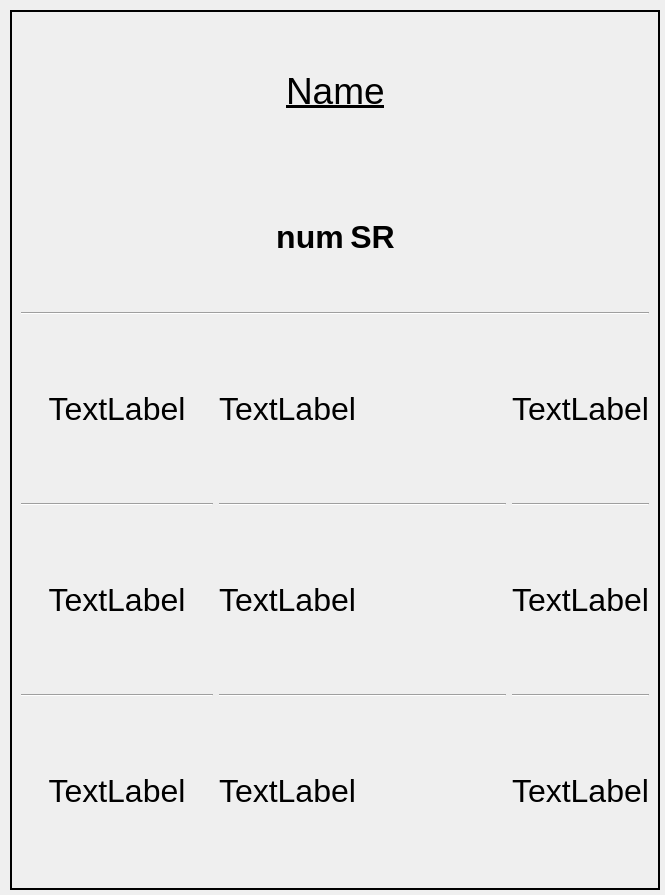
The window that QFleet/ListPrinter/qfp_strategycard.ui (RexOdonata/QFleet) describes before a commit, drawn with Qt 5.
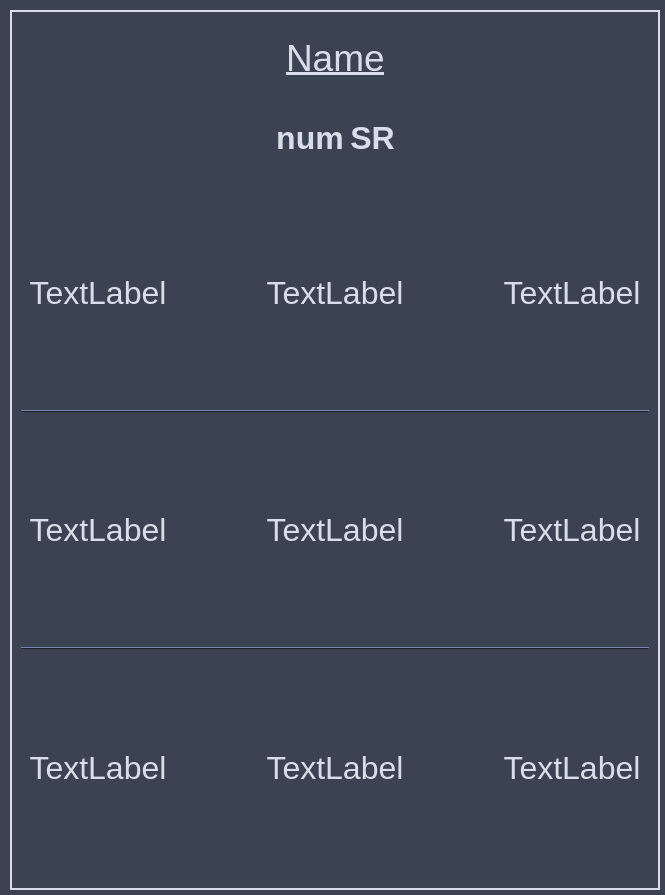
The same window after the commit.

The edit to the form file:
```diff
--- a/QFleet/ListPrinter/qfp_strategycard.ui
+++ b/QFleet/ListPrinter/qfp_strategycard.ui
@@ -10,9 +10,454 @@
     <height>895</height>
    </rect>
   </property>
+  <property name="palette">
+   <palette>
+    <active>
+     <colorrole role="WindowText">
+      <brush brushstyle="SolidPattern">
+       <color alpha="255">
+        <red>0</red>
+        <green>0</green>
+        <blue>0</blue>
+       </color>
+      </brush>
+     </colorrole>
+     <colorrole role="Button">
+      <brush brushstyle="SolidPattern">
+       <color alpha="255">
+        <red>255</red>
+        <green>255</green>
+        <blue>255</blue>
+       </color>
+      </brush>
+     </colorrole>
+     <colorrole role="Light">
+      <brush brushstyle="SolidPattern">
+       <color alpha="255">
+        <red>255</red>
+        <green>255</green>
+        <blue>255</blue>
+       </color>
+      </brush>
+     </colorrole>
+     <colorrole role="Midlight">
+      <brush brushstyle="SolidPattern">
+       <color alpha="255">
+        <red>255</red>
+        <green>255</green>
+        <blue>255</blue>
+       </color>
+      </brush>
+     </colorrole>
+     <colorrole role="Dark">
+      <brush brushstyle="SolidPattern">
+       <color alpha="255">
+        <red>127</red>
+        <green>127</green>
+        <blue>127</blue>
+       </color>
+      </brush>
+     </colorrole>
+     <colorrole role="Mid">
+      <brush brushstyle="SolidPattern">
+       <color alpha="255">
+        <red>170</red>
+        <green>170</green>
+        <blue>170</blue>
+       </color>
+      </brush>
+     </colorrole>
+     <colorrole role="Text">
+      <brush brushstyle="SolidPattern">
+       <color alpha="255">
+        <red>0</red>
+        <green>0</green>
+        <blue>0</blue>
+       </color>
+      </brush>
+     </colorrole>
+     <colorrole role="BrightText">
+      <brush brushstyle="SolidPattern">
+       <color alpha="255">
+        <red>255</red>
+        <green>255</green>
+        <blue>255</blue>
+       </color>
+      </brush>
+     </colorrole>
+     <colorrole role="ButtonText">
+      <brush brushstyle="SolidPattern">
+       <color alpha="255">
+        <red>0</red>
+        <green>0</green>
+        <blue>0</blue>
+       </color>
+      </brush>
+     </colorrole>
+     <colorrole role="Base">
+      <brush brushstyle="SolidPattern">
+       <color alpha="255">
+        <red>255</red>
+        <green>255</green>
+        <blue>255</blue>
+       </color>
+      </brush>
+     </colorrole>
+     <colorrole role="Window">
+      <brush brushstyle="SolidPattern">
+       <color alpha="255">
+        <red>255</red>
+        <green>255</green>
+        <blue>255</blue>
+       </color>
+      </brush>
+     </colorrole>
+     <colorrole role="Shadow">
+      <brush brushstyle="SolidPattern">
+       <color alpha="255">
+        <red>0</red>
+        <green>0</green>
+        <blue>0</blue>
+       </color>
+      </brush>
+     </colorrole>
+     <colorrole role="AlternateBase">
+      <brush brushstyle="SolidPattern">
+       <color alpha="255">
+        <red>255</red>
+        <green>255</green>
+        <blue>255</blue>
+       </color>
+      </brush>
+     </colorrole>
+     <colorrole role="ToolTipBase">
+      <brush brushstyle="SolidPattern">
+       <color alpha="255">
+        <red>255</red>
+        <green>255</green>
+        <blue>220</blue>
+       </color>
+      </brush>
+     </colorrole>
+     <colorrole role="ToolTipText">
+      <brush brushstyle="SolidPattern">
+       <color alpha="255">
+        <red>0</red>
+        <green>0</green>
+        <blue>0</blue>
+       </color>
+      </brush>
+     </colorrole>
+     <colorrole role="PlaceholderText">
+      <brush brushstyle="SolidPattern">
+       <color alpha="127">
+        <red>0</red>
+        <green>0</green>
+        <blue>0</blue>
+       </color>
+      </brush>
+     </colorrole>
+    </active>
+    <inactive>
+     <colorrole role="WindowText">
+      <brush brushstyle="SolidPattern">
+       <color alpha="255">
+        <red>216</red>
+        <green>222</green>
+        <blue>233</blue>
+       </color>
+      </brush>
+     </colorrole>
+     <colorrole role="Button">
+      <brush brushstyle="SolidPattern">
+       <color alpha="255">
+        <red>60</red>
+        <green>68</green>
+        <blue>84</blue>
+       </color>
+      </brush>
+     </colorrole>
+     <colorrole role="Light">
+      <brush brushstyle="SolidPattern">
+       <color alpha="255">
+        <red>30</red>
+        <green>34</green>
+        <blue>42</blue>
+       </color>
+      </brush>
+     </colorrole>
+     <colorrole role="Midlight">
+      <brush brushstyle="SolidPattern">
+       <color alpha="255">
+        <red>45</red>
+        <green>51</green>
+        <blue>63</blue>
+       </color>
+      </brush>
+     </colorrole>
+     <colorrole role="Dark">
+      <brush brushstyle="SolidPattern">
+       <color alpha="255">
+        <red>120</red>
+        <green>136</green>
+        <blue>168</blue>
+       </color>
+      </brush>
+     </colorrole>
+     <colorrole role="Mid">
+      <brush brushstyle="SolidPattern">
+       <color alpha="255">
+        <red>80</red>
+        <green>90</green>
+        <blue>112</blue>
+       </color>
+      </brush>
+     </colorrole>
+     <colorrole role="Text">
+      <brush brushstyle="SolidPattern">
+       <color alpha="255">
+        <red>216</red>
+        <green>222</green>
+        <blue>233</blue>
+       </color>
+      </brush>
+     </colorrole>
+     <colorrole role="BrightText">
+      <brush brushstyle="SolidPattern">
+       <color alpha="255">
+        <red>255</red>
+        <green>255</green>
+        <blue>255</blue>
+       </color>
+      </brush>
+     </colorrole>
+     <colorrole role="ButtonText">
+      <brush brushstyle="SolidPattern">
+       <color alpha="255">
+        <red>216</red>
+        <green>222</green>
+        <blue>233</blue>
+       </color>
+      </brush>
+     </colorrole>
+     <colorrole role="Base">
+      <brush brushstyle="SolidPattern">
+       <color alpha="255">
+        <red>67</red>
+        <green>76</green>
+        <blue>94</blue>
+       </color>
+      </brush>
+     </colorrole>
+     <colorrole role="Window">
+      <brush brushstyle="SolidPattern">
+       <color alpha="255">
+        <red>59</red>
+        <green>66</green>
+        <blue>82</blue>
+       </color>
+      </brush>
+     </colorrole>
+     <colorrole role="Shadow">
+      <brush brushstyle="SolidPattern">
+       <color alpha="255">
+        <red>118</red>
+        <green>118</green>
+        <blue>118</blue>
+       </color>
+      </brush>
+     </colorrole>
+     <colorrole role="AlternateBase">
+      <brush brushstyle="SolidPattern">
+       <color alpha="255">
+        <red>60</red>
+        <green>67</green>
+        <blue>83</blue>
+       </color>
+      </brush>
+     </colorrole>
+     <colorrole role="ToolTipBase">
+      <brush brushstyle="SolidPattern">
+       <color alpha="255">
+        <red>53</red>
+        <green>57</green>
+        <blue>69</blue>
+       </color>
+      </brush>
+     </colorrole>
+     <colorrole role="ToolTipText">
+      <brush brushstyle="SolidPattern">
+       <color alpha="255">
+        <red>211</red>
+        <green>218</green>
+        <blue>227</blue>
+       </color>
+      </brush>
+     </colorrole>
+     <colorrole role="PlaceholderText">
+      <brush brushstyle="SolidPattern">
+       <color alpha="128">
+        <red>0</red>
+        <green>0</green>
+        <blue>0</blue>
+       </color>
+      </brush>
+     </colorrole>
+    </inactive>
+    <disabled>
+     <colorrole role="WindowText">
+      <brush brushstyle="SolidPattern">
+       <color alpha="255">
+        <red>127</red>
+        <green>127</green>
+        <blue>127</blue>
+       </color>
+      </brush>
+     </colorrole>
+     <colorrole role="Button">
+      <brush brushstyle="SolidPattern">
+       <color alpha="255">
+        <red>255</red>
+        <green>255</green>
+        <blue>255</blue>
+       </color>
+      </brush>
+     </colorrole>
+     <colorrole role="Light">
+      <brush brushstyle="SolidPattern">
+       <color alpha="255">
+        <red>255</red>
+        <green>255</green>
+        <blue>255</blue>
+       </color>
+      </brush>
+     </colorrole>
+     <colorrole role="Midlight">
+      <brush brushstyle="SolidPattern">
+       <color alpha="255">
+        <red>255</red>
+        <green>255</green>
+        <blue>255</blue>
+       </color>
+      </brush>
+     </colorrole>
+     <colorrole role="Dark">
+      <brush brushstyle="SolidPattern">
+       <color alpha="255">
+        <red>127</red>
+        <green>127</green>
+        <blue>127</blue>
+       </color>
+      </brush>
+     </colorrole>
+     <colorrole role="Mid">
+      <brush brushstyle="SolidPattern">
+       <color alpha="255">
+        <red>170</red>
+        <green>170</green>
+        <blue>170</blue>
+       </color>
+      </brush>
+     </colorrole>
+     <colorrole role="Text">
+      <brush brushstyle="SolidPattern">
+       <color alpha="255">
+        <red>127</red>
+        <green>127</green>
+        <blue>127</blue>
+       </color>
+      </brush>
+     </colorrole>
+     <colorrole role="BrightText">
+      <brush brushstyle="SolidPattern">
+       <color alpha="255">
+        <red>255</red>
+        <green>255</green>
+        <blue>255</blue>
+       </color>
+      </brush>
+     </colorrole>
+     <colorrole role="ButtonText">
+      <brush brushstyle="SolidPattern">
+       <color alpha="255">
+        <red>127</red>
+        <green>127</green>
+        <blue>127</blue>
+       </color>
+      </brush>
+     </colorrole>
+     <colorrole role="Base">
+      <brush brushstyle="SolidPattern">
+       <color alpha="255">
+        <red>255</red>
+        <green>255</green>
+        <blue>255</blue>
+       </color>
+      </brush>
+     </colorrole>
+     <colorrole role="Window">
+      <brush brushstyle="SolidPattern">
+       <color alpha="255">
+        <red>255</red>
+        <green>255</green>
+        <blue>255</blue>
+       </color>
+      </brush>
+     </colorrole>
+     <colorrole role="Shadow">
+      <brush brushstyle="SolidPattern">
+       <color alpha="255">
+        <red>177</red>
+        <green>177</green>
+        <blue>177</blue>
+       </color>
+      </brush>
+     </colorrole>
+     <colorrole role="AlternateBase">
+      <brush brushstyle="SolidPattern">
+       <color alpha="255">
+        <red>60</red>
+        <green>67</green>
+        <blue>83</blue>
+       </color>
+      </brush>
+     </colorrole>
+     <colorrole role="ToolTipBase">
+      <brush brushstyle="SolidPattern">
+       <color alpha="255">
+        <red>53</red>
+        <green>57</green>
+        <blue>69</blue>
+       </color>
+      </brush>
+     </colorrole>
+     <colorrole role="ToolTipText">
+      <brush brushstyle="SolidPattern">
+       <color alpha="255">
+        <red>211</red>
+        <green>218</green>
+        <blue>227</blue>
+       </color>
+      </brush>
+     </colorrole>
+     <colorrole role="PlaceholderText">
+      <brush brushstyle="SolidPattern">
+       <color alpha="128">
+        <red>0</red>
+        <green>0</green>
+        <blue>0</blue>
+       </color>
+      </brush>
+     </colorrole>
+    </disabled>
+   </palette>
+  </property>
   <property name="windowTitle">
    <string>QFP_StrategyCard</string>
   </property>
+  <property name="styleSheet">
+   <string notr="true"/>
+  </property>
   <widget class="QFrame" name="frame">
    <property name="geometry">
     <rect>
@@ -33,7 +478,7 @@
    </property>
    <layout class="QGridLayout" name="gridLayout_2">
     <item row="0" column="0">
-     <layout class="QVBoxLayout" name="verticalLayout" stretch="1,1,0,4">
+     <layout class="QVBoxLayout" name="verticalLayout" stretch="1,1,3,0,3,0,3">
       <item>
        <layout class="QHBoxLayout" name="horizontalLayout_2">
         <item>
@@ -141,14 +586,7 @@
        </layout>
       </item>
       <item>
-       <widget class="Line" name="line_7">
-        <property name="orientation">
-         <enum>Qt::Horizontal</enum>
-        </property>
-       </widget>
-      </item>
-      <item>
-       <layout class="QGridLayout" name="gridLayout" columnstretch="2,3,1">
+       <layout class="QGridLayout" name="gridLayout_3" columnstretch="1,2,1,0">
         <item row="0" column="1">
          <widget class="QLabel" name="g1NameLabel">
           <property name="font">
@@ -160,58 +598,6 @@
            <string>TextLabel</string>
           </property>
           <property name="alignment">
-           <set>Qt::AlignLeading|Qt::AlignLeft|Qt::AlignVCenter</set>
-          </property>
-         </widget>
-        </item>
-        <item row="1" column="1">
-         <widget class="Line" name="line">
-          <property name="orientation">
-           <enum>Qt::Horizontal</enum>
-          </property>
-         </widget>
-        </item>
-        <item row="4" column="1">
-         <widget class="QLabel" name="g3NameLabel">
-          <property name="font">
-           <font>
-            <pointsize>24</pointsize>
-           </font>
-          </property>
-          <property name="text">
-           <string>TextLabel</string>
-          </property>
-          <property name="alignment">
-           <set>Qt::AlignLeading|Qt::AlignLeft|Qt::AlignVCenter</set>
-          </property>
-         </widget>
-        </item>
-        <item row="2" column="1">
-         <widget class="QLabel" name="g2NameLabel">
-          <property name="font">
-           <font>
-            <pointsize>24</pointsize>
-           </font>
-          </property>
-          <property name="text">
-           <string>TextLabel</string>
-          </property>
-          <property name="alignment">
-           <set>Qt::AlignLeading|Qt::AlignLeft|Qt::AlignVCenter</set>
-          </property>
-         </widget>
-        </item>
-        <item row="0" column="0">
-         <widget class="QLabel" name="g1NumLabel">
-          <property name="font">
-           <font>
-            <pointsize>24</pointsize>
-           </font>
-          </property>
-          <property name="text">
-           <string>TextLabel</string>
-          </property>
-          <property name="alignment">
            <set>Qt::AlignCenter</set>
           </property>
          </widget>
@@ -226,9 +612,38 @@
           <property name="text">
            <string>TextLabel</string>
           </property>
+          <property name="alignment">
+           <set>Qt::AlignCenter</set>
+          </property>
          </widget>
         </item>
-        <item row="2" column="0">
+        <item row="0" column="0">
+         <widget class="QLabel" name="g1NumLabel">
+          <property name="font">
+           <font>
+            <pointsize>24</pointsize>
+           </font>
+          </property>
+          <property name="text">
+           <string>TextLabel</string>
+          </property>
+          <property name="alignment">
+           <set>Qt::AlignCenter</set>
+          </property>
+         </widget>
+        </item>
+       </layout>
+      </item>
+      <item>
+       <widget class="Line" name="line">
+        <property name="orientation">
+         <enum>Qt::Horizontal</enum>
+        </property>
+       </widget>
+      </item>
+      <item>
+       <layout class="QGridLayout" name="gridLayout_4" columnstretch="1,2,1">
+        <item row="1" column="0">
          <widget class="QLabel" name="g2NumLabel">
           <property name="font">
            <font>
@@ -243,7 +658,22 @@
           </property>
          </widget>
         </item>
-        <item row="2" column="2">
+        <item row="1" column="1">
+         <widget class="QLabel" name="g2NameLabel">
+          <property name="font">
+           <font>
+            <pointsize>24</pointsize>
+           </font>
+          </property>
+          <property name="text">
+           <string>TextLabel</string>
+          </property>
+          <property name="alignment">
+           <set>Qt::AlignCenter</set>
+          </property>
+         </widget>
+        </item>
+        <item row="1" column="2">
          <widget class="QLabel" name="g2AdmiralLabel">
           <property name="font">
            <font>
@@ -253,24 +683,23 @@
           <property name="text">
            <string>TextLabel</string>
           </property>
-         </widget>
-        </item>
-        <item row="4" column="0">
-         <widget class="QLabel" name="g3NumLabel">
-          <property name="font">
-           <font>
-            <pointsize>24</pointsize>
-           </font>
-          </property>
-          <property name="text">
-           <string>TextLabel</string>
-          </property>
           <property name="alignment">
            <set>Qt::AlignCenter</set>
           </property>
          </widget>
         </item>
-        <item row="4" column="2">
+       </layout>
+      </item>
+      <item>
+       <widget class="Line" name="line_7">
+        <property name="orientation">
+         <enum>Qt::Horizontal</enum>
+        </property>
+       </widget>
+      </item>
+      <item>
+       <layout class="QGridLayout" name="gridLayout" columnstretch="1,2,1">
+        <item row="2" column="2">
          <widget class="QLabel" name="g3AdmiralLabel">
           <property name="font">
            <font>
@@ -280,40 +709,38 @@
           <property name="text">
            <string>TextLabel</string>
           </property>
-         </widget>
-        </item>
-        <item row="3" column="1">
-         <widget class="Line" name="line_2">
-          <property name="orientation">
-           <enum>Qt::Horizontal</enum>
+          <property name="alignment">
+           <set>Qt::AlignCenter</set>
           </property>
          </widget>
         </item>
-        <item row="3" column="0">
-         <widget class="Line" name="line_3">
-          <property name="orientation">
-           <enum>Qt::Horizontal</enum>
+        <item row="2" column="0">
+         <widget class="QLabel" name="g3NumLabel">
+          <property name="font">
+           <font>
+            <pointsize>24</pointsize>
+           </font>
           </property>
-         </widget>
-        </item>
-        <item row="3" column="2">
-         <widget class="Line" name="line_4">
-          <property name="orientation">
-           <enum>Qt::Horizontal</enum>
+          <property name="text">
+           <string>TextLabel</string>
           </property>
-         </widget>
-        </item>
-        <item row="1" column="0">
-         <widget class="Line" name="line_5">
-          <property name="orientation">
-           <enum>Qt::Horizontal</enum>
+          <property name="alignment">
+           <set>Qt::AlignCenter</set>
           </property>
          </widget>
         </item>
-        <item row="1" column="2">
-         <widget class="Line" name="line_6">
-          <property name="orientation">
-           <enum>Qt::Horizontal</enum>
+        <item row="2" column="1">
+         <widget class="QLabel" name="g3NameLabel">
+          <property name="font">
+           <font>
+            <pointsize>24</pointsize>
+           </font>
+          </property>
+          <property name="text">
+           <string>TextLabel</string>
+          </property>
+          <property name="alignment">
+           <set>Qt::AlignCenter</set>
           </property>
          </widget>
         </item>
```
